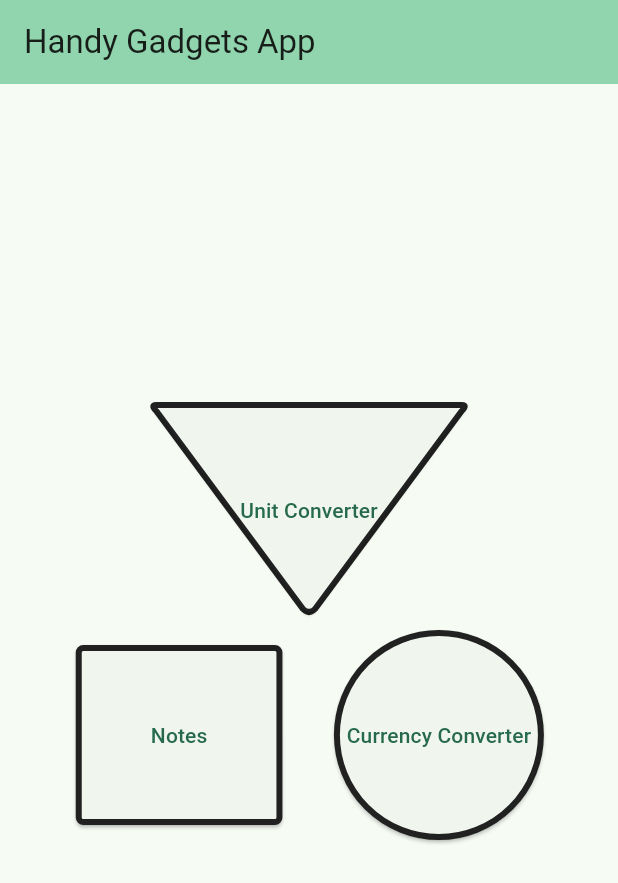
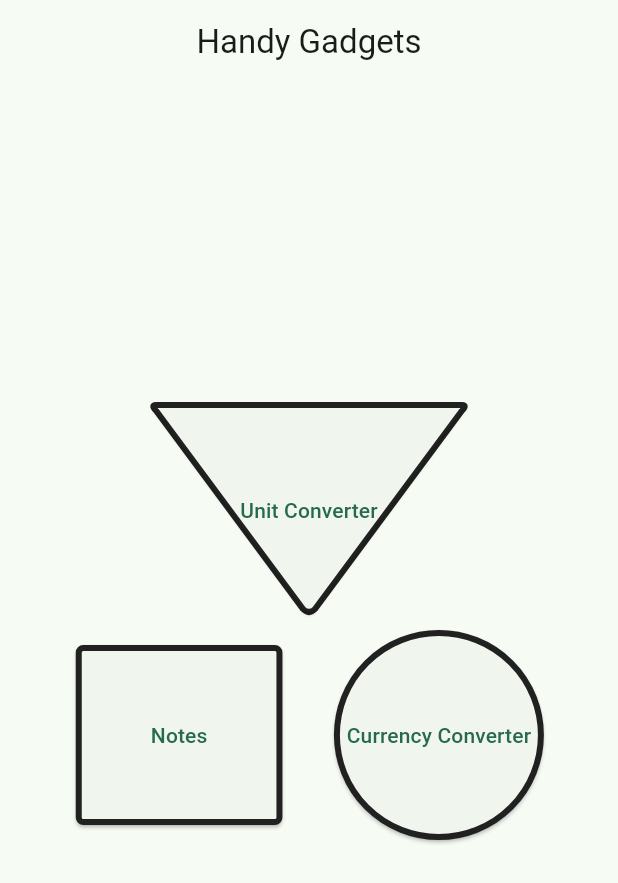
Before and after one commit to Arian94/handy-gadgets, a Flutter app: the screen it shows after launch, on a phone screen of 412 x 824 dp. Shown: the top 883 px of the screen. Run offline on Flutter 3.47's test engine with Material 3 defaults, Android fonts, the light colour scheme and no system bars.

Commit message:
refactor: refactor route - add layout

```diff
--- a/lib/features/home/screen.dart
+++ b/lib/features/home/screen.dart
@@ -1,26 +1,20 @@
 import 'package:flutter/material.dart';
+import 'package:handy_gadgets_app/main.dart';
 
 import 'utils/circular_flow_delegate.dart';
 import 'utils/triangle_border.dart';
 
 class HomePage extends StatelessWidget {
-  const HomePage({super.key, required this.title});
-
-  final String title;
+  const HomePage({super.key});
 
   @override
   Widget build(BuildContext context) {
-    return Scaffold(
-      appBar: AppBar(
-        backgroundColor: Theme.of(context).colorScheme.inversePrimary,
-        title: Text(title),
-      ),
-      body: Flow(
+    return Flow(
       delegate: CircularFlowDelegate(),
       children: [
         ElevatedButton(
           onPressed: () {
-              return;
+            Navigator.pushNamed(context, RouteNames.unitConverter);
           },
           style: ElevatedButton.styleFrom(
             shape: TriangleBorder(
@@ -56,7 +50,6 @@ class HomePage extends StatelessWidget {
           child: const Text("Notes"),
         ),
       ],
-      ),
     );
   }
 }
--- a/lib/main.dart
+++ b/lib/main.dart
@@ -3,11 +3,11 @@ import 'package:flutter/material.dart';
 import 'features/home/screen.dart';
 
 void main() {
-  runApp(const MyApp());
+  runApp(const HandyGadgets());
 }
 
-class MyApp extends StatelessWidget {
-  const MyApp({super.key});
+class HandyGadgets extends StatelessWidget {
+  const HandyGadgets({super.key});
 
   // This widget is the root of your application.
   @override
@@ -32,7 +32,22 @@ class MyApp extends StatelessWidget {
         // tested with just a hot reload.
         colorScheme: ColorScheme.fromSeed(seedColor: Colors.greenAccent),
       ),
-      home: const HomePage(title: 'Handy Gadgets App'),
+      onGenerateRoute: (settings) {
+        Widget page;
+        switch (settings.name) {
+          default:
+            page = const HomePage();
+        }
+        return MaterialPageRoute(
+          builder: (context) => Scaffold(
+            appBar: AppBar(title: Text('Handy Gadgets'), centerTitle: true),
+            body: Padding(
+              padding: EdgeInsets.symmetric(vertical: 20, horizontal: 10),
+              child: page,
+            ),
+          ),
+        );
+      },
     );
   }
 }
```
Lines whose indentation alone changed are shown as unchanged.
